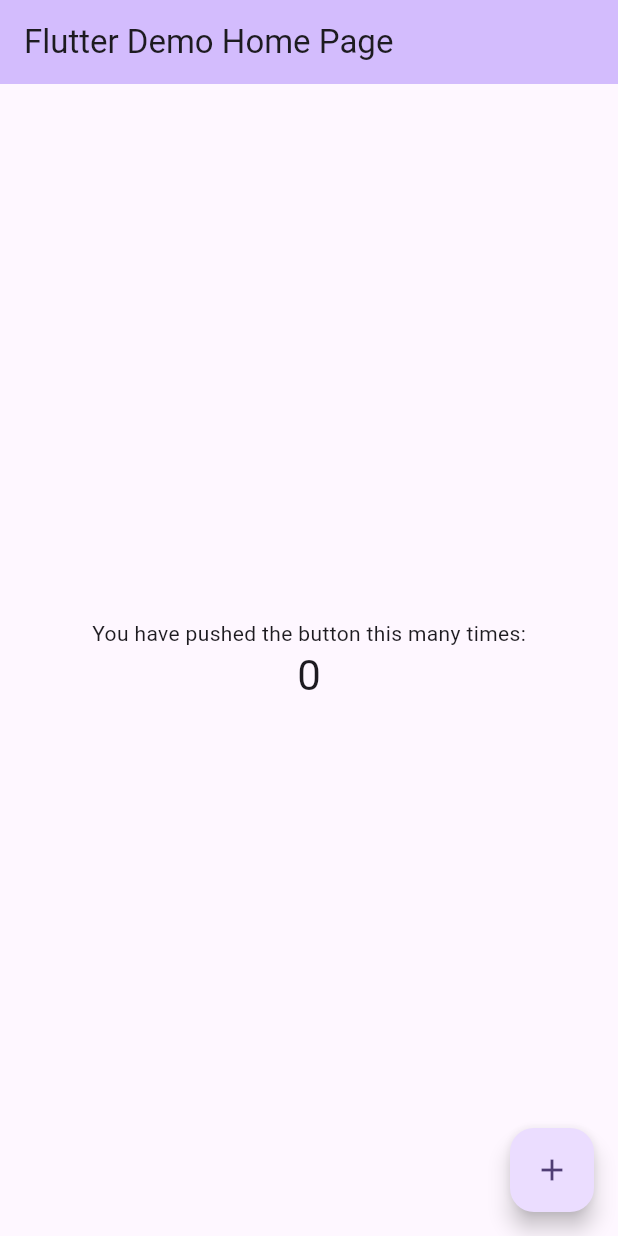
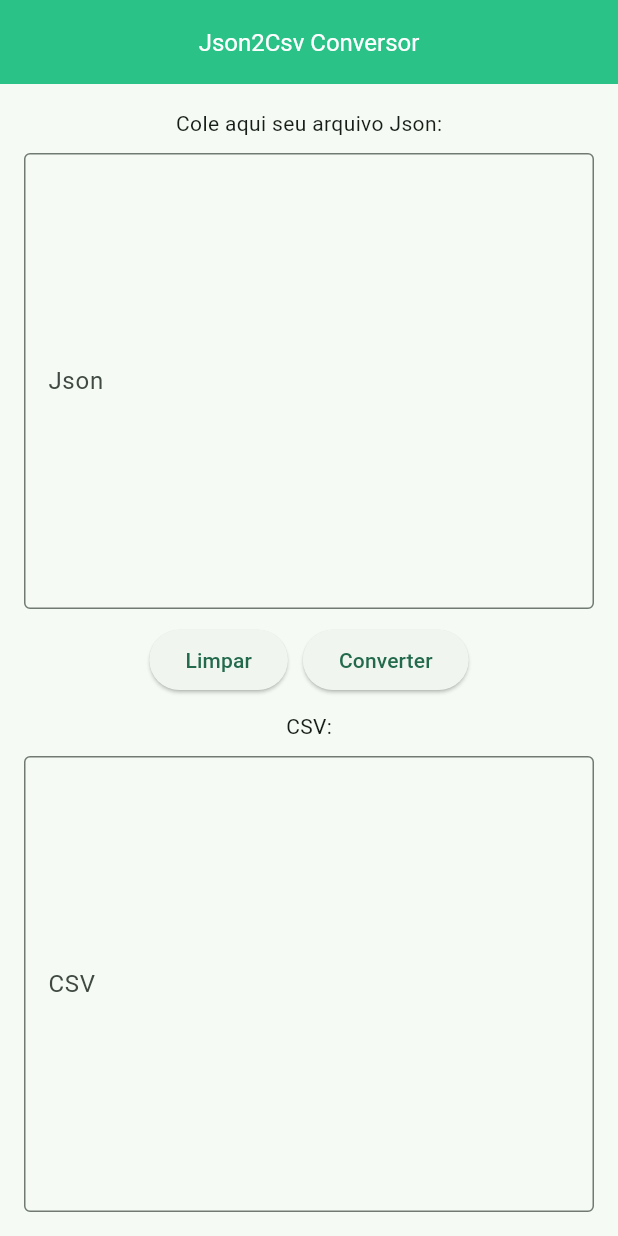
Before and after one commit to luisabritod/Json2Csv, a Flutter app: the screen it shows after launch, on a phone screen of 412 x 824 dp. Run offline on Flutter 3.47's test engine with Material 3 defaults, Android fonts, the light colour scheme and no system bars.

Commit message:
implementando UI

```diff
--- /dev/null
+++ b/lib/home_page.dart
@@ -0,0 +1,69 @@
+import 'package:flutter/material.dart';
+
+class HomePage extends StatelessWidget {
+  HomePage({super.key});
+
+  final TextEditingController _jsonController = TextEditingController();
+  final TextEditingController _csvController = TextEditingController();
+
+  @override
+  Widget build(BuildContext context) {
+    return Scaffold(
+      appBar: AppBar(
+        title: Text(
+          'Json2Csv Conversor',
+          style: TextStyle(fontSize: 16, color: Colors.white),
+        ),
+        backgroundColor: Color.fromARGB(255, 43, 194, 136),
+        centerTitle: true,
+      ),
+
+      body: Padding(
+        padding: const EdgeInsets.all(16),
+        child: Center(
+          child: Column(
+            children: [
+              Text('Cole aqui seu arquivo Json:'),
+              SizedBox(height: 10),
+              Expanded(
+                child: TextField(
+                  controller: _jsonController,
+                  maxLines: null,
+                  expands: true,
+                  decoration: InputDecoration(
+                    labelText: 'Json',
+                    border: OutlineInputBorder(),
+                  ),
+                ),
+              ),
+              SizedBox(height: 10),
+              Row(
+                mainAxisAlignment: MainAxisAlignment.center,
+                children: [
+                  ElevatedButton(onPressed: () {}, child: Text('Limpar')),
+                  SizedBox(width: 10),
+                  ElevatedButton(onPressed: () {}, child: Text('Converter')),
+                ],
+              ),
+              SizedBox(height: 10),
+              Text('CSV:'),
+              SizedBox(height: 10),
+              Expanded(
+                child: TextField(
+                  controller: _csvController,
+                  maxLines: null,
+                  expands: true,
+                  readOnly: true,
+                  decoration: InputDecoration(
+                    labelText: 'CSV',
+                    border: OutlineInputBorder(),
+                  ),
+                ),
+              ),
+            ],
+          ),
+        ),
+      ),
+    );
+  }
+}
--- a/lib/main.dart
+++ b/lib/main.dart
@@ -1,4 +1,5 @@
 import 'package:flutter/material.dart';
+import 'package:json2csv/home_page.dart';
 
 void main() {
   runApp(const MyApp());
@@ -7,116 +8,17 @@ void main() {
 class MyApp extends StatelessWidget {
   const MyApp({super.key});
 
-  // This widget is the root of your application.
   @override
   Widget build(BuildContext context) {
     return MaterialApp(
-      title: 'Flutter Demo',
+      title: 'Json2Csv',
       theme: ThemeData(
-        // This is the theme of your application.
-        //
-        // TRY THIS: Try running your application with "flutter run". You'll see
-        // the application has a purple toolbar. Then, without quitting the app,
-        // try changing the seedColor in the colorScheme below to Colors.green
-        // and then invoke "hot reload" (save your changes or press the "hot
-        // reload" button in a Flutter-supported IDE, or press "r" if you used
-        // the command line to start the app).
-        //
-        // Notice that the counter didn't reset back to zero; the application
-        // state is not lost during the reload. To reset the state, use hot
-        // restart instead.
-        //
-        // This works for code too, not just values: Most code changes can be
-        // tested with just a hot reload.
-        colorScheme: ColorScheme.fromSeed(seedColor: Colors.deepPurple),
+        colorScheme: ColorScheme.fromSeed(
+          seedColor: Color.fromARGB(255, 43, 194, 136),
+        ),
       ),
-      home: const MyHomePage(title: 'Flutter Demo Home Page'),
+      debugShowCheckedModeBanner: false,
+      home: HomePage(),
     );
   }
 }
-
-class MyHomePage extends StatefulWidget {
-  const MyHomePage({super.key, required this.title});
-
-  // This widget is the home page of your application. It is stateful, meaning
-  // that it has a State object (defined below) that contains fields that affect
-  // how it looks.
-
-  // This class is the configuration for the state. It holds the values (in this
-  // case the title) provided by the parent (in this case the App widget) and
-  // used by the build method of the State. Fields in a Widget subclass are
-  // always marked "final".
-
-  final String title;
-
-  @override
-  State<MyHomePage> createState() => _MyHomePageState();
-}
-
-class _MyHomePageState extends State<MyHomePage> {
-  int _counter = 0;
-
-  void _incrementCounter() {
-    setState(() {
-      // This call to setState tells the Flutter framework that something has
-      // changed in this State, which causes it to rerun the build method below
-      // so that the display can reflect the updated values. If we changed
-      // _counter without calling setState(), then the build method would not be
-      // called again, and so nothing would appear to happen.
-      _counter++;
-    });
-  }
-
-  @override
-  Widget build(BuildContext context) {
-    // This method is rerun every time setState is called, for instance as done
-    // by the _incrementCounter method above.
-    //
-    // The Flutter framework has been optimized to make rerunning build methods
-    // fast, so that you can just rebuild anything that needs updating rather
-    // than having to individually change instances of widgets.
-    return Scaffold(
-      appBar: AppBar(
-        // TRY THIS: Try changing the color here to a specific color (to
-        // Colors.amber, perhaps?) and trigger a hot reload to see the AppBar
-        // change color while the other colors stay the same.
-        backgroundColor: Theme.of(context).colorScheme.inversePrimary,
-        // Here we take the value from the MyHomePage object that was created by
-        // the App.build method, and use it to set our appbar title.
-        title: Text(widget.title),
-      ),
-      body: Center(
-        // Center is a layout widget. It takes a single child and positions it
-        // in the middle of the parent.
-        child: Column(
-          // Column is also a layout widget. It takes a list of children and
-          // arranges them vertically. By default, it sizes itself to fit its
-          // children horizontally, and tries to be as tall as its parent.
-          //
-          // Column has various properties to control how it sizes itself and
-          // how it positions its children. Here we use mainAxisAlignment to
-          // center the children vertically; the main axis here is the vertical
-          // axis because Columns are vertical (the cross axis would be
-          // horizontal).
-          //
-          // TRY THIS: Invoke "debug painting" (choose the "Toggle Debug Paint"
-          // action in the IDE, or press "p" in the console), to see the
-          // wireframe for each widget.
-          mainAxisAlignment: MainAxisAlignment.center,
-          children: <Widget>[
-            const Text('You have pushed the button this many times:'),
-            Text(
-              '$_counter',
-              style: Theme.of(context).textTheme.headlineMedium,
-            ),
-          ],
-        ),
-      ),
-      floatingActionButton: FloatingActionButton(
-        onPressed: _incrementCounter,
-        tooltip: 'Increment',
-        child: const Icon(Icons.add),
-      ), // This trailing comma makes auto-formatting nicer for build methods.
-    );
-  }
-}
```
